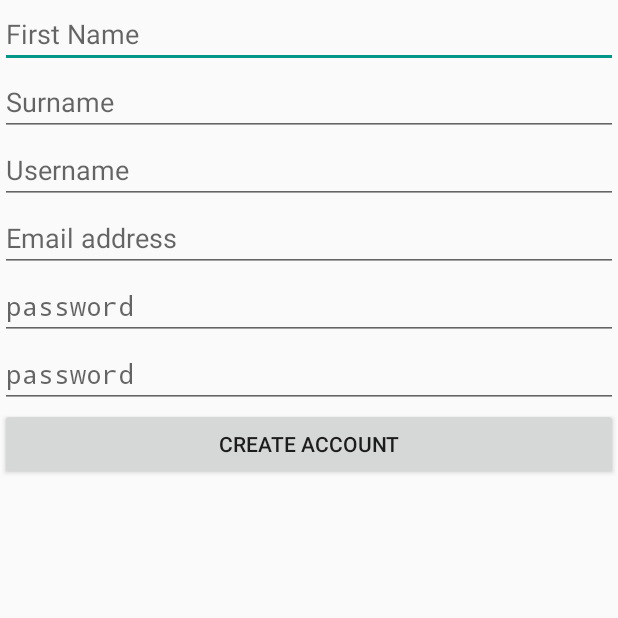
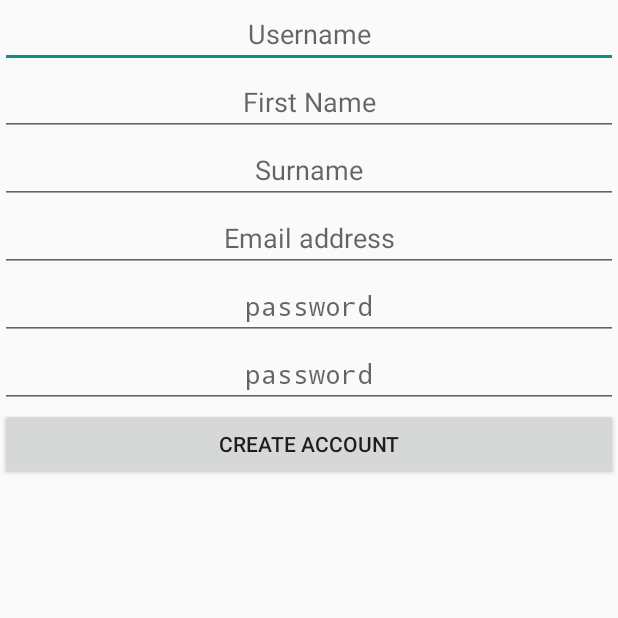
Before and after one commit to Mortuie/Save-it, an Android app: the screen it shows after launch (SignUpPage), after a tap on "SIGN UP", on a phone screen of 412 x 824 dp, the top half of it. Run offline under Robolectric (Android 15) with nearby library versions, the phone set to English and light mode, and no system bars.

Commit message:
Centered the text on the signup and login page, and added aquit button to the login page

```diff
--- a/app/build.gradle
+++ b/app/build.gradle
@@ -30,4 +30,5 @@ dependencies {
     compile 'com.roomorama:caldroid:3.0.1'
     compile 'com.melnykov:floatingactionbutton:1.1.0'
     testCompile 'junit:junit:4.12'
+    compile 'com.android.support:gridlayout-v7:25.3.1'
 }
--- a/app/src/main/java/budget/saveit/view/LoginScreen.java
+++ b/app/src/main/java/budget/saveit/view/LoginScreen.java
@@ -19,6 +19,7 @@ public class LoginScreen extends Activity {
 
     private Button login;
     private Button signUp;
+    private Button quit;
     private EditText username;
     private EditText password;
 
@@ -29,6 +30,7 @@ public class LoginScreen extends Activity {
 
         login = (Button) findViewById(R.id.login);
         signUp = (Button) findViewById(R.id.signUp);
+        quit = (Button) findViewById(R.id.quit);
 
         username = (EditText) findViewById(R.id.username);
         password = (EditText) findViewById(R.id.password);
@@ -55,6 +57,13 @@ public class LoginScreen extends Activity {
                 startActivity(signUpPage);
             }
         });
+
+        quit.setOnClickListener(new View.OnClickListener() {
+            @Override
+            public void onClick(View v) {
+                finish();
+            }
+        });
     }
 
 
--- a/app/src/main/res/layout/screen_signup.xml
+++ b/app/src/main/res/layout/screen_signup.xml
@@ -2,6 +2,16 @@
 <LinearLayout xmlns:android="http://schemas.android.com/apk/res/android"
     android:orientation="vertical" android:layout_width="match_parent"
     android:layout_height="match_parent">
+
+    <EditText
+        android:id="@+id/username"
+        android:layout_width="match_parent"
+        android:layout_height="wrap_content"
+        android:ems="10"
+        android:gravity="center"
+        android:hint="Username"
+        android:inputType="textPersonName"
+        android:textAlignment="gravity" />
 
     <EditText
         android:id="@+id/firstName"
@@ -9,7 +19,9 @@
         android:layout_height="wrap_content"
         android:ems="10"
         android:inputType="textPersonName"
-        android:hint="First Name" />
+        android:hint="First Name"
+        android:textAlignment="gravity"
+        android:gravity="center"/>
 
     <EditText
         android:id="@+id/surName"
@@ -17,15 +29,9 @@
         android:layout_height="wrap_content"
         android:ems="10"
         android:inputType="textPersonName"
-        android:hint="Surname" />
-
-    <EditText
-        android:id="@+id/username"
-        android:layout_width="match_parent"
-        android:layout_height="wrap_content"
-        android:ems="10"
-        android:inputType="textPersonName"
-        android:hint="Username" />
+        android:hint="Surname"
+        android:textAlignment="gravity"
+        android:gravity="center" />
 
     <EditText
         android:id="@+id/email"
@@ -33,7 +39,9 @@
         android:layout_height="wrap_content"
         android:ems="10"
         android:inputType="textPersonName"
-        android:hint="Email address" />
+        android:hint="Email address"
+        android:textAlignment="gravity"
+        android:gravity="center" />
 
     <EditText
         android:id="@+id/password1"
@@ -41,7 +49,9 @@
         android:layout_height="wrap_content"
         android:ems="10"
         android:inputType="textPassword"
-        android:hint="password"/>
+        android:hint="password"
+        android:textAlignment="gravity"
+        android:gravity="center" />
 
     <EditText
         android:id="@+id/password2"
@@ -49,7 +59,9 @@
         android:layout_height="wrap_content"
         android:ems="10"
         android:hint="password"
-        android:inputType="textPassword" />
+        android:inputType="textPassword"
+        android:textAlignment="gravity"
+        android:gravity="center" />
 
     <Button
         android:id="@+id/createAccount"
```
Also changed, not shown: app/src/main/res/layout/screen_login.xml (+17 -4 lines).
